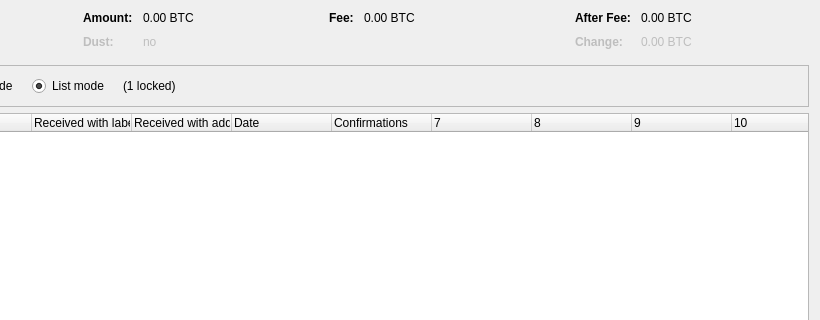
Above: src/qt/forms/coincontroldialog.ui from stratton-oakcoin/oakcoin before the change; both pictures show x 180 to 1000 and y 0 to 320 of the 1000 by 500 pixel window. Below: the same form after it.
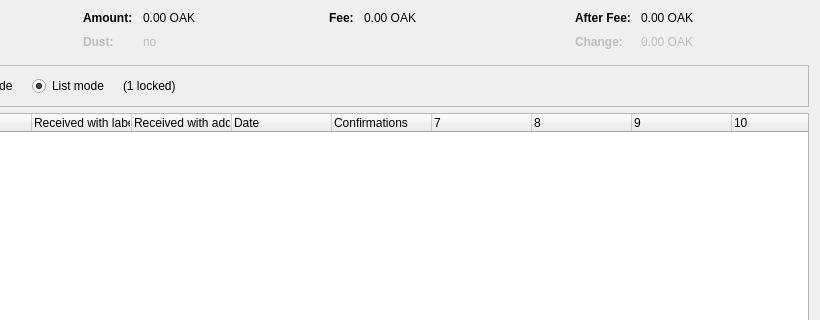
That is the form after the change. Custom widgets are drawn as their Qt base class.

Patch:
```diff
--- a/src/qt/forms/coincontroldialog.ui
+++ b/src/qt/forms/coincontroldialog.ui
@@ -132,7 +132,7 @@
           <enum>Qt::ActionsContextMenu</enum>
          </property>
          <property name="text">
-          <string notr="true">0.00 BTC</string>
+          <string notr="true">0.00 OAK</string>
          </property>
          <property name="textInteractionFlags">
           <set>Qt::LinksAccessibleByMouse|Qt::TextSelectableByKeyboard|Qt::TextSelectableByMouse</set>
@@ -212,7 +212,7 @@
           <enum>Qt::ActionsContextMenu</enum>
          </property>
          <property name="text">
-          <string notr="true">0.00 BTC</string>
+          <string notr="true">0.00 OAK</string>
          </property>
          <property name="textInteractionFlags">
           <set>Qt::LinksAccessibleByMouse|Qt::TextSelectableByKeyboard|Qt::TextSelectableByMouse</set>
@@ -257,7 +257,7 @@
           <enum>Qt::ActionsContextMenu</enum>
          </property>
          <property name="text">
-          <string notr="true">0.00 BTC</string>
+          <string notr="true">0.00 OAK</string>
          </property>
          <property name="textInteractionFlags">
           <set>Qt::LinksAccessibleByMouse|Qt::TextSelectableByKeyboard|Qt::TextSelectableByMouse</set>
@@ -292,7 +292,7 @@
           <enum>Qt::ActionsContextMenu</enum>
          </property>
          <property name="text">
-          <string notr="true">0.00 BTC</string>
+          <string notr="true">0.00 OAK</string>
          </property>
          <property name="textInteractionFlags">
           <set>Qt::LinksAccessibleByMouse|Qt::TextSelectableByKeyboard|Qt::TextSelectableByMouse</set>
```
